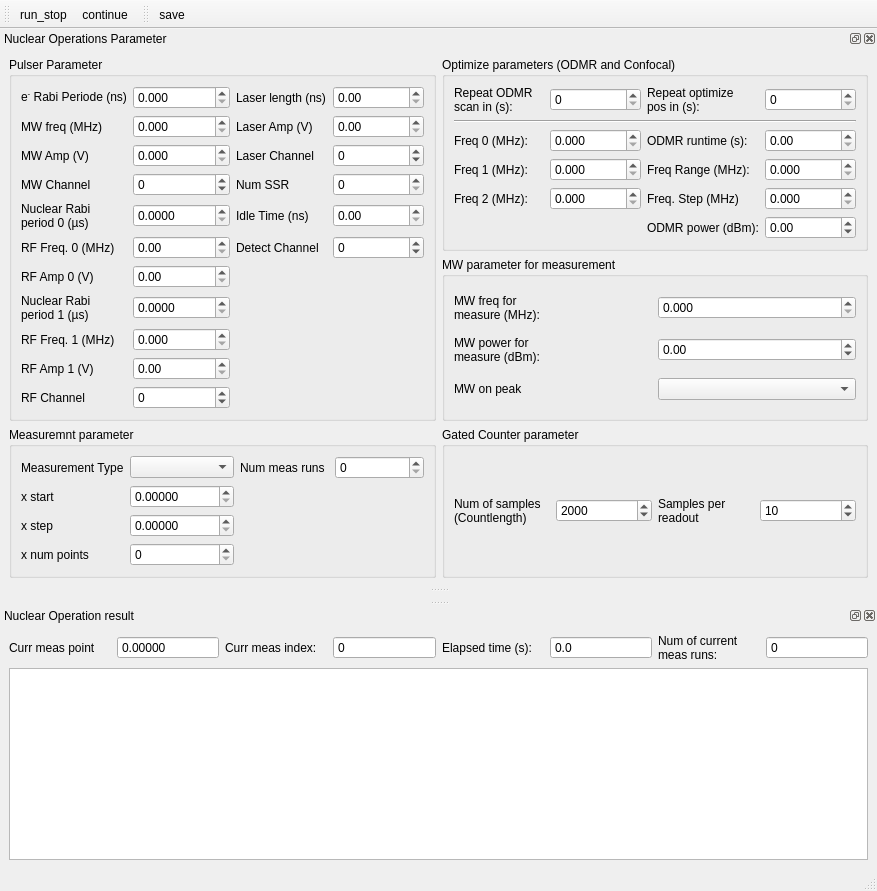
Ulm-IQO/qudi, file gui/nuclear_operations/ui_nuclear_operations_gui.ui: the form before one commit.
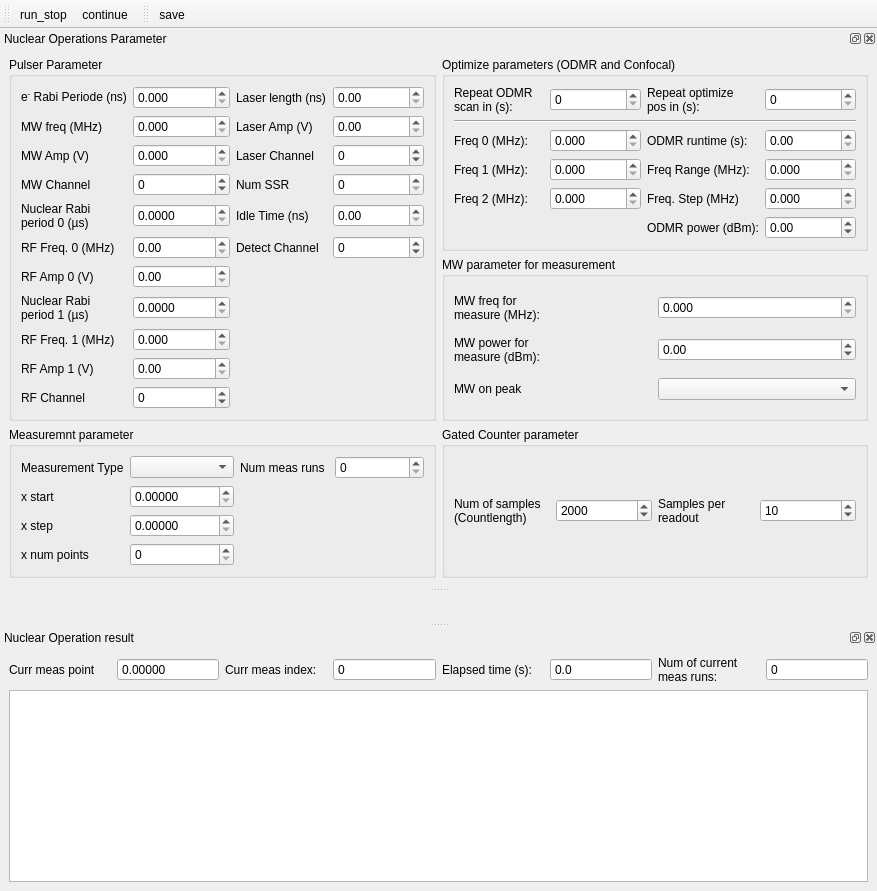
The form after the commit. Icons and pictures are not drawn. Custom widgets are drawn as their Qt base class.

Commit message: removing unnecessary status bars

The edit to the form file:
```diff
--- a/gui/nuclear_operations/ui_nuclear_operations_gui.ui
+++ b/gui/nuclear_operations/ui_nuclear_operations_gui.ui
@@ -24,7 +24,6 @@
     </rect>
    </property>
   </widget>
-  <widget class="QStatusBar" name="statusbar"/>
   <widget class="QDockWidget" name="dockWidget_2">
    <property name="windowTitle">
     <string>Nuclear Operations Parameter</string>
```
Left out of the diff: 2 changed lines with no effect on the pictures. The commit also changes 14 other files.
